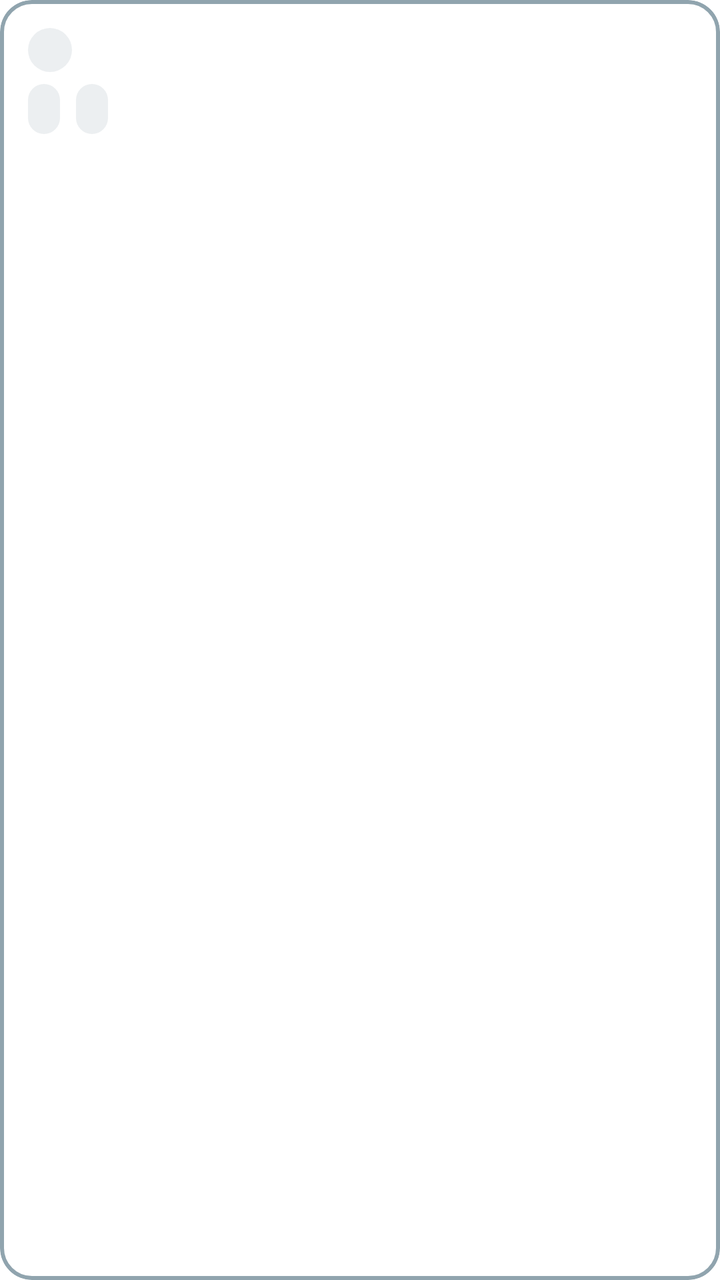
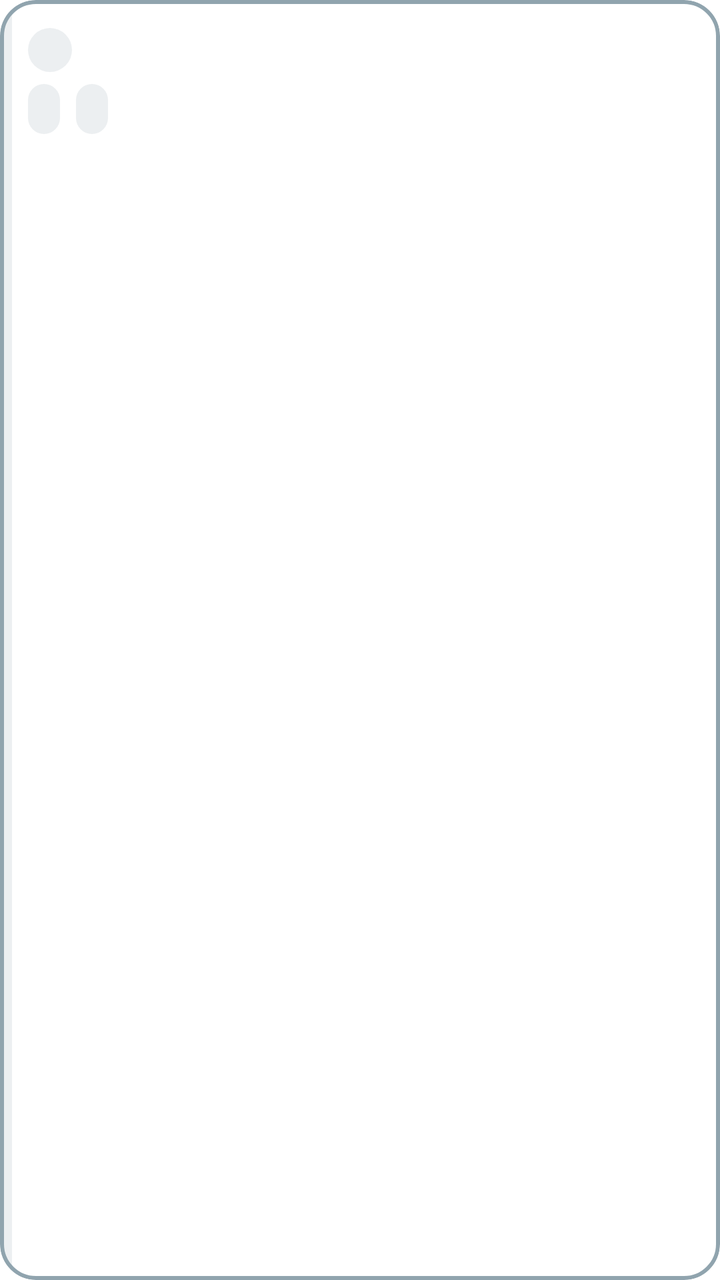

The first picture is an Android layout as it rendered before a commit; the second is the same layout after the commit. The layout source and the unified diff follow.
<!-- AndroidManifest.xml: application theme Theme.GymHelper -->
<!-- res/layout/item_exercise_session.xml -->
<?xml version="1.0" encoding="utf-8"?>
<com.google.android.material.card.MaterialCardView xmlns:android="http://schemas.android.com/apk/res/android"
    xmlns:app="http://schemas.android.com/apk/res-auto"
    android:id="@+id/exerciseCard"
    android:layout_width="match_parent"
    android:layout_height="wrap_content"
    android:layout_marginBottom="10dp"
    android:clickable="true"
    android:focusable="true"
    android:foreground="?attr/selectableItemBackground"
    app:cardBackgroundColor="@color/card_surface"
    app:cardCornerRadius="16dp"
    app:cardElevation="0dp"
    app:strokeColor="@color/card_stroke_default"
    app:strokeWidth="2dp">

    <LinearLayout
        android:layout_width="match_parent"
        android:layout_height="wrap_content"
        android:orientation="vertical"
        android:padding="14dp">

        <LinearLayout
            android:layout_width="match_parent"
            android:layout_height="wrap_content"
            android:gravity="center_vertical"
            android:orientation="horizontal">

            <TextView
                android:id="@+id/exerciseStatusBadge"
                android:layout_width="22dp"
                android:layout_height="22dp"
                android:background="@drawable/bg_badge_circle"
                android:gravity="center"
                android:textAppearance="@style/TextAppearance.MaterialComponents.Caption"
                android:textStyle="bold" />

            <TextView
                android:id="@+id/exerciseNameText"
                android:layout_width="0dp"
                android:layout_height="wrap_content"
                android:layout_marginStart="10dp"
                android:layout_weight="1"
                android:textAppearance="@style/TextAppearance.MaterialComponents.Subtitle1"
                android:textStyle="bold" />

            <TextView
                android:id="@+id/intensityTagText"
                android:layout_width="wrap_content"
                android:layout_height="wrap_content"
                android:background="@drawable/bg_tag_round"
                android:paddingStart="8dp"
                android:paddingTop="3dp"
                android:paddingEnd="8dp"
                android:paddingBottom="3dp"
                android:textAppearance="@style/TextAppearance.MaterialComponents.Caption"
                android:textColor="@color/white"
                android:textStyle="bold"
                android:visibility="gone" />
        </LinearLayout>

        <LinearLayout
            android:layout_width="match_parent"
            android:layout_height="wrap_content"
            android:layout_marginTop="6dp"
            android:gravity="center_vertical"
            android:orientation="horizontal">

            <TextView
                android:id="@+id/exerciseSetsRepsText"
                android:layout_width="wrap_content"
                android:layout_height="wrap_content"
                android:background="@drawable/bg_tag_round"
                android:backgroundTint="@color/status_pending"
                android:paddingStart="8dp"
                android:paddingTop="3dp"
                android:paddingEnd="8dp"
                android:paddingBottom="3dp"
                android:textAppearance="@style/TextAppearance.MaterialComponents.Body2"
                android:textColor="@color/chip_text"
                android:textStyle="bold" />

            <TextView
                android:id="@+id/setProgressText"
                android:layout_width="wrap_content"
                android:layout_height="wrap_content"
                android:layout_marginStart="8dp"
                android:background="@drawable/bg_tag_round"
                android:backgroundTint="@color/status_pending"
                android:paddingStart="8dp"
                android:paddingTop="3dp"
                android:paddingEnd="8dp"
                android:paddingBottom="3dp"
                android:textAppearance="@style/TextAppearance.MaterialComponents.Body2"
                android:textColor="@color/chip_text"
                android:textStyle="bold" />

            <TextView
                android:id="@+id/timerCompactText"
                android:layout_width="wrap_content"
                android:layout_height="wrap_content"
                android:layout_marginStart="8dp"
                android:textAppearance="@style/TextAppearance.MaterialComponents.Body2"
                android:textStyle="bold"
                android:visibility="gone" />
        </LinearLayout>

        <LinearLayout
            android:id="@+id/expandedContent"
            android:layout_width="match_parent"
            android:layout_height="wrap_content"
            android:layout_marginTop="10dp"
            android:orientation="vertical"
            android:visibility="gone">

            <LinearLayout
                android:layout_width="match_parent"
                android:layout_height="wrap_content"
                android:gravity="center_vertical"
                android:orientation="horizontal">

                <TextView
                    android:id="@+id/weightValueText"
                    android:layout_width="match_parent"
                    android:layout_height="wrap_content"
                    android:background="@drawable/bg_tag_round"
                    android:backgroundTint="@color/status_pending"
                    android:paddingStart="10dp"
                    android:paddingTop="8dp"
                    android:paddingEnd="10dp"
                    android:paddingBottom="8dp"
                    android:textAppearance="@style/TextAppearance.MaterialComponents.Subtitle2"
                    android:textStyle="bold" />
            </LinearLayout>

            <TextView
                android:id="@+id/timerText"
                android:layout_width="match_parent"
                android:layout_height="wrap_content"
                android:layout_marginTop="10dp"
                android:gravity="center"
                android:minHeight="72dp"
                android:textAppearance="@style/TextAppearance.MaterialComponents.Headline4"
                android:textStyle="bold"
                android:visibility="gone" />

            <LinearLayout
                android:layout_width="match_parent"
                android:layout_height="wrap_content"
                android:layout_marginTop="12dp"
                android:orientation="horizontal">

                <com.google.android.material.button.MaterialButton
                    android:id="@+id/finishButton"
                    style="@style/Widget.MaterialComponents.Button"
                    android:layout_width="0dp"
                    android:layout_height="wrap_content"
                    android:layout_weight="1"
                    app:cornerRadius="24dp"
                    android:text="@string/finish_button"
                    android:textAllCaps="false" />

                <com.google.android.material.button.MaterialButton
                    android:id="@+id/skipButton"
                    style="@style/Widget.MaterialComponents.Button.OutlinedButton"
                    android:layout_width="wrap_content"
                    android:layout_height="wrap_content"
                    android:layout_marginStart="8dp"
                    app:cornerRadius="24dp"
                    android:text="@string/skip_button"
                    android:textAllCaps="false" />
            </LinearLayout>
        </LinearLayout>
    </LinearLayout>
</com.google.android.material.card.MaterialCardView>
<!-- resources referenced by this layout -->
<resources>
  <color name="card_stroke_default">#90A4AE</color>
  <color name="card_surface">#FFFFFF</color>
  <color name="chip_text">#111111</color>
  <color name="status_pending">#ECEFF1</color>
  <color name="white">#FFFFFF</color>
  <!-- drawable bg_badge_circle (drawable) -->
  <?xml version="1.0" encoding="utf-8"?>
  <shape xmlns:android="http://schemas.android.com/apk/res/android" android:shape="oval">
      <solid android:color="@color/status_pending" />
  </shape>
  <!-- drawable bg_tag_round (drawable) -->
  <?xml version="1.0" encoding="utf-8"?>
  <shape xmlns:android="http://schemas.android.com/apk/res/android" android:shape="rectangle">
      <corners android:radius="999dp" />
      <solid android:color="@color/status_pending" />
  </shape>
  <string name="finish_button">Done</string>
  <string name="skip_button">Skip</string>
  <style name="Theme.GymHelper" parent="Theme.MaterialComponents.DayNight.NoActionBar">
          <item name="colorPrimary">@color/primary</item>
          <item name="colorPrimaryVariant">@color/primary_dark</item>
          <item name="colorSecondary">@color/accent</item>
          <item name="android:statusBarColor" tools:targetApi="l">@color/primary_dark</item>
      </style>
  <color name="primary">#1B5E20</color>
  <color name="primary_dark">#003300</color>
  <color name="accent">#81C784</color>
</resources>

<!-- the commit's change to res/layout/item_exercise_session.xml (unified diff, before → after) -->
@@ -9,109 +9,30 @@
     android:focusable="true"
     android:foreground="?attr/selectableItemBackground"
     app:cardBackgroundColor="@color/card_surface"
-    app:cardCornerRadius="16dp"
+    app:cardCornerRadius="18dp"
     app:cardElevation="0dp"
     app:strokeColor="@color/card_stroke_default"
     app:strokeWidth="2dp">
 
-    <LinearLayout
+    <FrameLayout
         android:layout_width="match_parent"
-        android:layout_height="wrap_content"
-        android:orientation="vertical"
-        android:padding="14dp">
+        android:layout_height="wrap_content">
+
+        <View
+            android:id="@+id/exerciseStateStripe"
+            android:layout_width="6dp"
+            android:layout_height="match_parent"
+            android:layout_gravity="start"
+            android:background="@color/status_pending" />
 
         <LinearLayout
             android:layout_width="match_parent"
             android:layout_height="wrap_content"
-            android:gravity="center_vertical"
-            android:orientation="horizontal">
-
-            <TextView
-                android:id="@+id/exerciseStatusBadge"
-                android:layout_width="22dp"
-                android:layout_height="22dp"
-                android:background="@drawable/bg_badge_circle"
-                android:gravity="center"
-                android:textAppearance="@style/TextAppearance.MaterialComponents.Caption"
-                android:textStyle="bold" />
-
-            <TextView
-                android:id="@+id/exerciseNameText"
-                android:layout_width="0dp"
-                android:layout_height="wrap_content"
-                android:layout_marginStart="10dp"
-                android:layout_weight="1"
-                android:textAppearance="@style/TextAppearance.MaterialComponents.Subtitle1"
-                android:textStyle="bold" />
-
-            <TextView
-                android:id="@+id/intensityTagText"
-                android:layout_width="wrap_content"
-                android:layout_height="wrap_content"
-                android:background="@drawable/bg_tag_round"
-                android:paddingStart="8dp"
-                android:paddingTop="3dp"
-                android:paddingEnd="8dp"
-                android:paddingBottom="3dp"
-                android:textAppearance="@style/TextAppearance.MaterialComponents.Caption"
-                android:textColor="@color/white"
-                android:textStyle="bold"
-                android:visibility="gone" />
-        </LinearLayout>
-
-        <LinearLayout
-            android:layout_width="match_parent"
-            android:layout_height="wrap_content"
-            android:layout_marginTop="6dp"
-            android:gravity="center_vertical"
-            android:orientation="horizontal">
-
-            <TextView
-                android:id="@+id/exerciseSetsRepsText"
-                android:layout_width="wrap_content"
-                android:layout_height="wrap_content"
-                android:background="@drawable/bg_tag_round"
-                android:backgroundTint="@color/status_pending"
-                android:paddingStart="8dp"
-                android:paddingTop="3dp"
-                android:paddingEnd="8dp"
-                android:paddingBottom="3dp"
-                android:textAppearance="@style/TextAppearance.MaterialComponents.Body2"
-                android:textColor="@color/chip_text"
-                android:textStyle="bold" />
-
-            <TextView
-                android:id="@+id/setProgressText"
-                android:layout_width="wrap_content"
-                android:layout_height="wrap_content"
-                android:layout_marginStart="8dp"
-                android:background="@drawable/bg_tag_round"
-                android:backgroundTint="@color/status_pending"
-                android:paddingStart="8dp"
-                android:paddingTop="3dp"
-                android:paddingEnd="8dp"
-                android:paddingBottom="3dp"
-                android:textAppearance="@style/TextAppearance.MaterialComponents.Body2"
-                android:textColor="@color/chip_text"
-                android:textStyle="bold" />
-
-            <TextView
-                android:id="@+id/timerCompactText"
-                android:layout_width="wrap_content"
-                android:layout_height="wrap_content"
-                android:layout_marginStart="8dp"
-                android:textAppearance="@style/TextAppearance.MaterialComponents.Body2"
-                android:textStyle="bold"
-                android:visibility="gone" />
-        </LinearLayout>
-
-        <LinearLayout
-            android:id="@+id/expandedContent"
-            android:layout_width="match_parent"
-            android:layout_height="wrap_content"
-            android:layout_marginTop="10dp"
             android:orientation="vertical"
-            android:visibility="gone">
+            android:paddingStart="14dp"
+            android:paddingTop="14dp"
+            android:paddingEnd="14dp"
+            android:paddingBottom="14dp">
 
             <LinearLayout
                 android:layout_width="match_parent"
@@ -120,56 +41,167 @@
                 android:orientation="horizontal">
 
                 <TextView
-                    android:id="@+id/weightValueText"
-                    android:layout_width="match_parent"
+                    android:id="@+id/exerciseStatusBadge"
+                    android:layout_width="22dp"
+                    android:layout_height="22dp"
+                    android:background="@drawable/bg_badge_circle"
+                    android:gravity="center"
+                    android:textAppearance="@style/TextAppearance.MaterialComponents.Caption"
+                    android:textStyle="bold" />
+
+                <TextView
+                    android:id="@+id/exerciseNameText"
+                    android:layout_width="0dp"
+                    android:layout_height="wrap_content"
+                    android:layout_marginStart="10dp"
+                    android:layout_weight="1"
+                    android:textAppearance="@style/TextAppearance.MaterialComponents.Subtitle1"
+                    android:textStyle="bold" />
+
+                <TextView
+                    android:id="@+id/intensityTagText"
+                    android:layout_width="wrap_content"
+                    android:layout_height="wrap_content"
+                    android:background="@drawable/bg_tag_round"
+                    android:paddingStart="8dp"
+                    android:paddingTop="3dp"
+                    android:paddingEnd="8dp"
+                    android:paddingBottom="3dp"
+                    android:textAppearance="@style/TextAppearance.MaterialComponents.Caption"
+                    android:textColor="@color/white"
+                    android:textStyle="bold"
+                    android:visibility="gone" />
+            </LinearLayout>
+
+            <LinearLayout
+                android:layout_width="match_parent"
+                android:layout_height="wrap_content"
+                android:layout_marginTop="6dp"
+                android:gravity="center_vertical"
+                android:orientation="horizontal">
+
+                <TextView
+                    android:id="@+id/exerciseSetsRepsText"
+                    android:layout_width="wrap_content"
                     android:layout_height="wrap_content"
                     android:background="@drawable/bg_tag_round"
                     android:backgroundTint="@color/status_pending"
-                    android:paddingStart="10dp"
-                    android:paddingTop="8dp"
-                    android:paddingEnd="10dp"
-                    android:paddingBottom="8dp"
-                    android:textAppearance="@style/TextAppearance.MaterialComponents.Subtitle2"
-                    android:textStyle="bold" />
+                    android:paddingStart="8dp"
+                    android:paddingTop="3dp"
+                    android:paddingEnd="8dp"
+                    android:paddingBottom="3dp"
+                    android:textAppearance="@style/TextAppearance.MaterialComponents.Body2"
+                    android:textColor="@color/chip_text"
+                    android:textStyle="bold" />
+
+                <TextView
+                    android:id="@+id/setProgressText"
+                    android:layout_width="wrap_content"
+                    android:layout_height="wrap_content"
+                    android:layout_marginStart="8dp"
+                    android:background="@drawable/bg_tag_round"
+                    android:backgroundTint="@color/status_pending"
+                    android:paddingStart="8dp"
+                    android:paddingTop="3dp"
+                    android:paddingEnd="8dp"
+                    android:paddingBottom="3dp"
+                    android:textAppearance="@style/TextAppearance.MaterialComponents.Body2"
+                    android:textColor="@color/chip_text"
+                    android:textStyle="bold" />
+
+                <TextView
+                    android:id="@+id/timerCompactText"
+                    android:layout_width="wrap_content"
+                    android:layout_height="wrap_content"
+                    android:layout_marginStart="8dp"
+                    android:background="@drawable/bg_tag_round"
+                    android:paddingStart="8dp"
+                    android:paddingTop="3dp"
+                    android:paddingEnd="8dp"
+                    android:paddingBottom="3dp"
+                    android:textAppearance="@style/TextAppearance.MaterialComponents.Body2"
+                    android:textStyle="bold"
+                    android:visibility="gone" />
             </LinearLayout>
 
-            <TextView
-                android:id="@+id/timerText"
+            <LinearLayout
+                android:id="@+id/expandedContent"
                 android:layout_width="match_parent"
                 android:layout_height="wrap_content"
                 android:layout_marginTop="10dp"
-                android:gravity="center"
-                android:minHeight="72dp"
-                android:textAppearance="@style/TextAppearance.MaterialComponents.Headline4"
-                android:textStyle="bold"
-                android:visibility="gone" />
-
-            <LinearLayout
-                android:layout_width="match_parent"
-                android:layout_height="wrap_content"
-                android:layout_marginTop="12dp"
-                android:orientation="horizontal">
-
-                <com.google.android.material.button.MaterialButton
-                    android:id="@+id/finishButton"
-                    style="@style/Widget.MaterialComponents.Button"
-                    android:layout_width="0dp"
-                    android:layout_height="wrap_content"
-                    android:layout_weight="1"
-                    app:cornerRadius="24dp"
-                    android:text="@string/finish_button"
-                    android:textAllCaps="false" />
-
-                <com.google.android.material.button.MaterialButton
-                    android:id="@+id/skipButton"
-                    style="@style/Widget.MaterialComponents.Button.OutlinedButton"
-                    android:layout_width="wrap_content"
-                    android:layout_height="wrap_content"
-                    android:layout_marginStart="8dp"
-                    app:cornerRadius="24dp"
-                    android:text="@string/skip_button"
-                    android:textAllCaps="false" />
+                android:orientation="vertical"
+                android:visibility="gone">
+
+                <LinearLayout
+                    android:layout_width="match_parent"
+                    android:layout_height="wrap_content"
+                    android:gravity="center_vertical"
+                    android:orientation="horizontal">
+
+                    <TextView
+                        android:id="@+id/weightValueText"
+                        android:layout_width="match_parent"
+                        android:layout_height="wrap_content"
+                        android:background="@drawable/bg_tag_round"
+                        android:backgroundTint="@color/status_pending"
+                        android:paddingStart="10dp"
+                        android:paddingTop="8dp"
+                        android:paddingEnd="10dp"
+                        android:paddingBottom="8dp"
+                        android:textAppearance="@style/TextAppearance.MaterialComponents.Subtitle2"
+                        android:textStyle="bold" />
+                </LinearLayout>
+
+                <com.google.android.material.card.MaterialCardView
+                    android:id="@+id/timerContainer"
+                    android:layout_width="match_parent"
+                    android:layout_height="wrap_content"
+                    android:layout_marginTop="10dp"
+                    app:cardBackgroundColor="@color/status_pending"
+                    app:cardCornerRadius="14dp"
+                    app:cardElevation="0dp"
+                    app:strokeColor="@color/card_stroke_default"
+                    app:strokeWidth="1dp">
+
+                    <TextView
+                        android:id="@+id/timerText"
+                        android:layout_width="match_parent"
+                        android:layout_height="wrap_content"
+                        android:gravity="center"
+                        android:minHeight="80dp"
+                        android:padding="8dp"
+                        android:textAppearance="@style/TextAppearance.MaterialComponents.Headline3"
+                        android:textStyle="bold"
+                        android:visibility="gone" />
+                </com.google.android.material.card.MaterialCardView>
+
+                <LinearLayout
+                    android:layout_width="match_parent"
+                    android:layout_height="wrap_content"
+                    android:layout_marginTop="12dp"
+                    android:orientation="horizontal">
+
+                    <com.google.android.material.button.MaterialButton
+                        android:id="@+id/finishButton"
+                        style="@style/Widget.MaterialComponents.Button"
+                        android:layout_width="0dp"
+                        android:layout_height="wrap_content"
+                        android:layout_weight="1"
+                        android:text="@string/finish_button"
+                        android:textAllCaps="false"
+                        app:cornerRadius="24dp" />
+
+                    <com.google.android.material.button.MaterialButton
+                        android:id="@+id/skipButton"
+                        style="@style/Widget.MaterialComponents.Button.OutlinedButton"
+                        android:layout_width="wrap_content"
+                        android:layout_height="wrap_content"
+                        android:layout_marginStart="8dp"
+                        android:text="@string/skip_button"
+                        android:textAllCaps="false"
+                        app:cornerRadius="24dp" />
+                </LinearLayout>
             </LinearLayout>
         </LinearLayout>
-    </LinearLayout>
+    </FrameLayout>
 </com.google.android.material.card.MaterialCardView>
<!-- resource entries referenced after the edit -->
@@ -22,10 +22,12 @@
           <item name="colorPrimary">@color/primary</item>
           <item name="colorPrimaryVariant">@color/primary_dark</item>
           <item name="colorSecondary">@color/accent</item>
+          <item name="android:textColorPrimary">@color/text_primary</item>
           <item name="android:statusBarColor" tools:targetApi="l">@color/primary_dark</item>
       </style>
   <color name="primary">#1B5E20</color>
   <color name="primary_dark">#003300</color>
   <color name="accent">#81C784</color>
+  <color name="text_primary">#111111</color>
 </resources>
 
